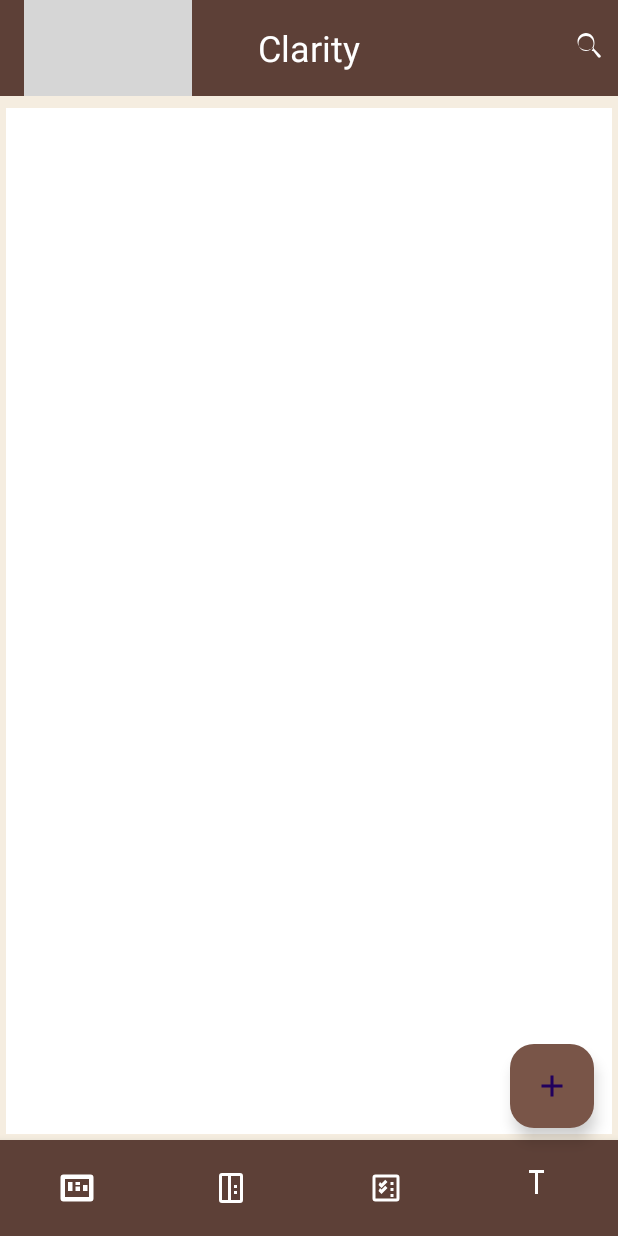
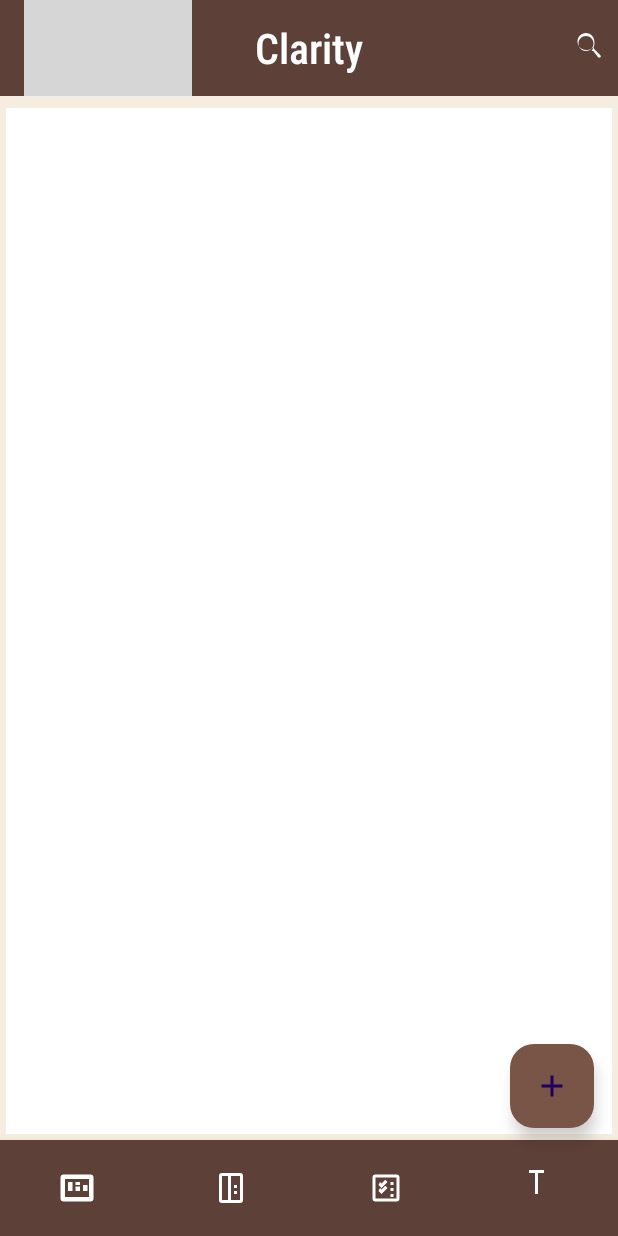
Before and after one commit to shreyash1224/Clarity, an Android app: the MainActivity screen opened directly, with no data from a screen before it, on a phone screen of 412 x 824 dp. Run offline under Robolectric (Android 15) with nearby library versions, the phone set to English and light mode, and no system bars; our stand-ins replace CircleImageView; libraries missing offline, so code that uses them is left out: com.github.mikephil.charting; 1 statement that could not run was skipped; grey boxes are pictures that could not be loaded.

Commit message:
little modifications

```diff
--- a/app/src/main/res/layout/activity_main.xml
+++ b/app/src/main/res/layout/activity_main.xml
@@ -44,7 +44,8 @@
                     android:layout_width="wrap_content"
                     android:layout_height="wrap_content"
                     android:text="Clarity"
-                    android:textSize="24sp"
+                    android:fontFamily="sans-serif-condensed-medium"
+                    android:textSize="28sp"
                     android:textColor="@color/white"
                     android:layout_gravity="center"/>
 
--- a/app/src/main/res/layout/activity_task_list.xml
+++ b/app/src/main/res/layout/activity_task_list.xml
@@ -42,7 +42,7 @@
                     android:id="@+id/tvToolbarTitle"
                     android:layout_width="wrap_content"
                     android:layout_height="wrap_content"
-                    android:text="Clarity"
+                    android:text="Tasks"
                     android:textSize="28sp"
                     android:fontFamily="sans-serif-condensed-medium"
                     android:textColor="@color/white"
```
